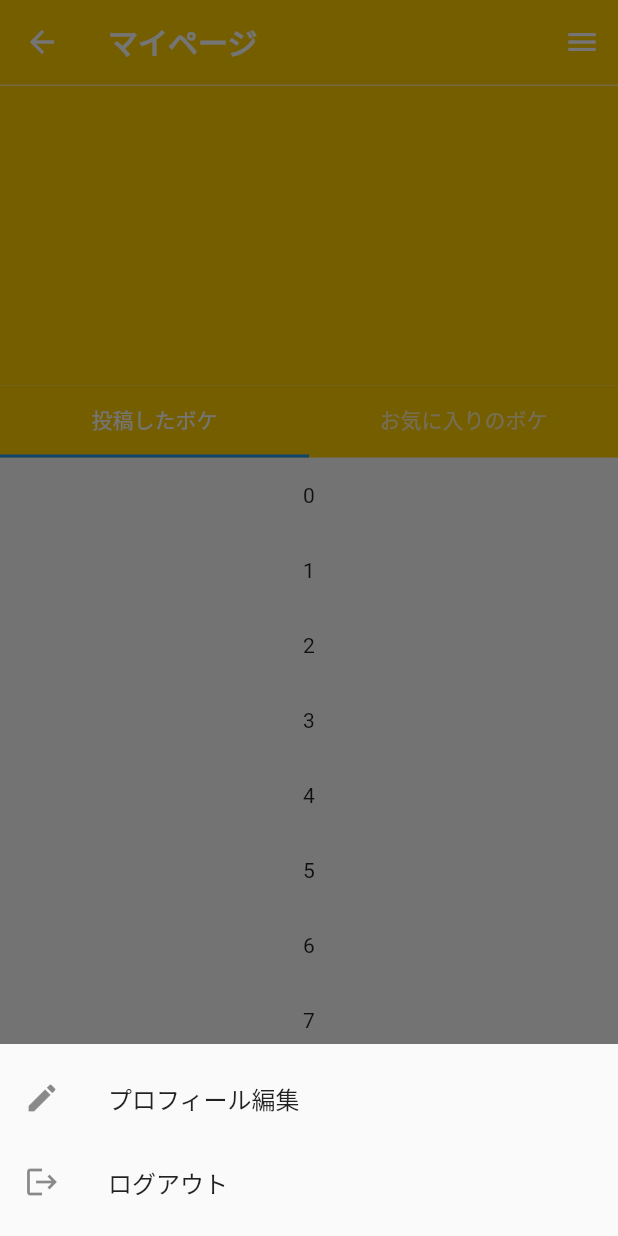
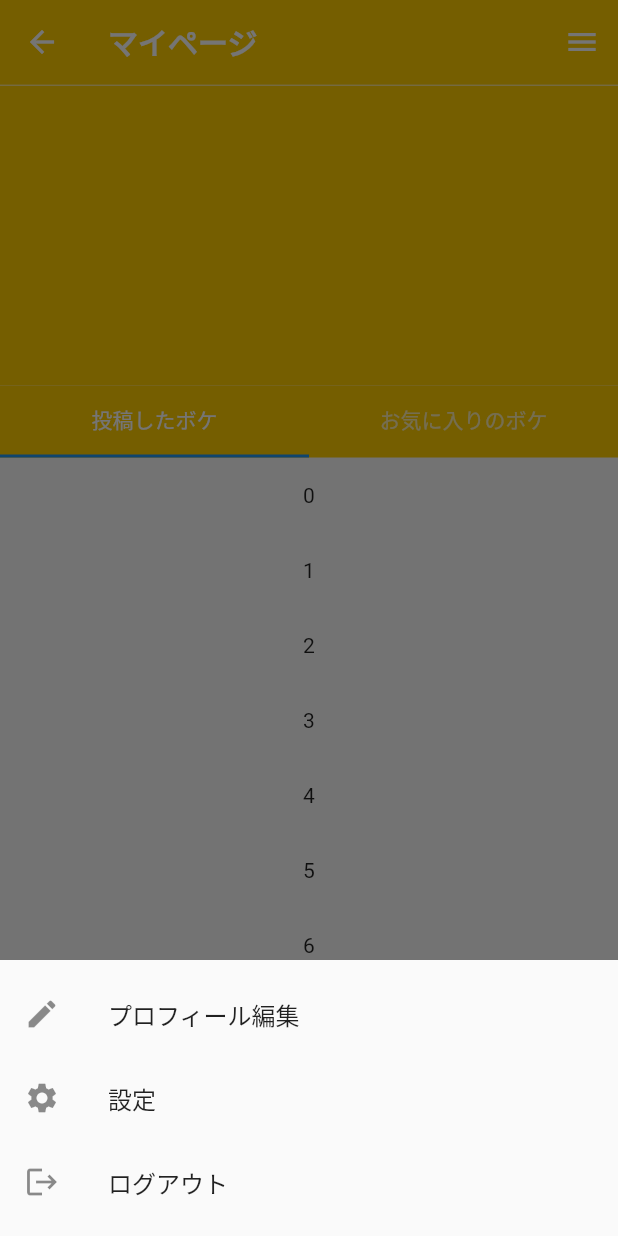
Before and after one commit to zwtin/oogiri_taizen, a Flutter app: the MyProfileView screen opened directly, after a tap on the "menu" icon, on a phone screen of 412 x 824 dp. Run offline on Flutter 3.47's test engine with Material 2 defaults, Android fonts, the phone set to English and light mode, and no system bars; our stand-ins replace firebase_auth, firebase_core, firebase_crashlytics, flutter_hooks, flutter_signin_button, google_sign_in and 3 more; missing offline and left inert: ff_navigation_bar, sweetalert; accounts and stored records are empty.

Commit message:
MyProfileViewのメニューボタンに設定の項目を追加

```diff
--- a/lib/ui/my_profile/my_profile_view.dart
+++ b/lib/ui/my_profile/my_profile_view.dart
@@ -207,6 +207,11 @@ class MyProfileView extends HookWidget {
                                   onTap: () {},
                                 ),
                                 ListTile(
+                                  leading: const Icon(Icons.settings),
+                                  title: const Text('設定'),
+                                  onTap: () {},
+                                ),
+                                ListTile(
                                   leading: const Icon(Icons.logout),
                                   title: const Text('ログアウト'),
                                   onTap: () {
```
Also changed, not shown: 1 other file.
